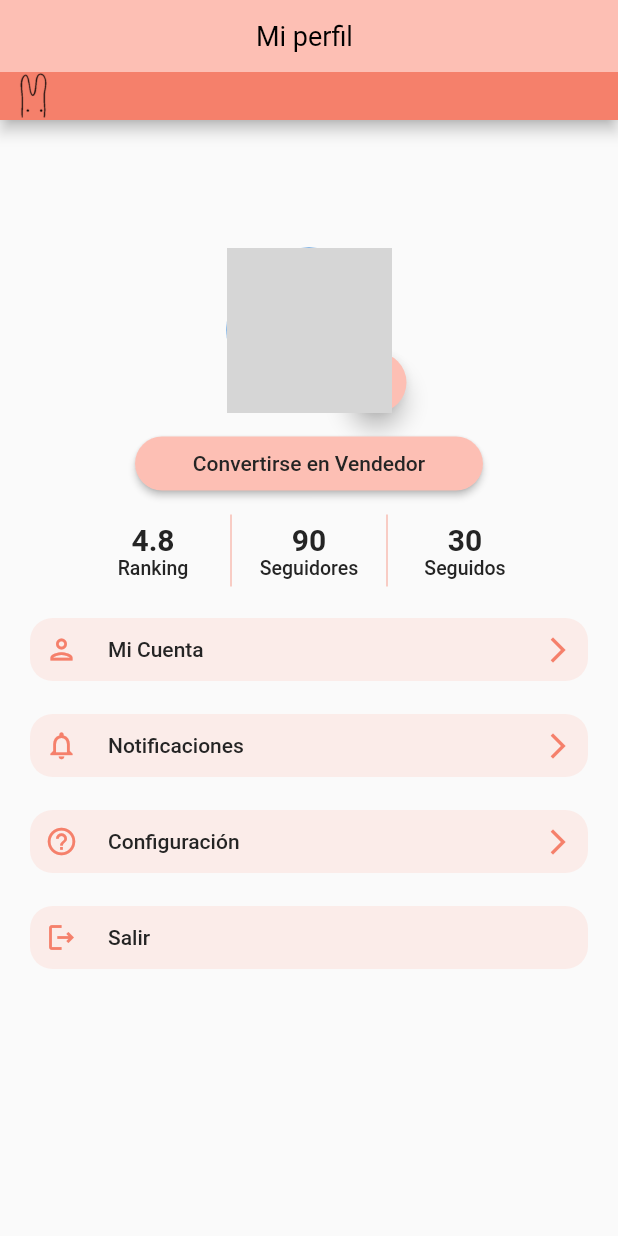
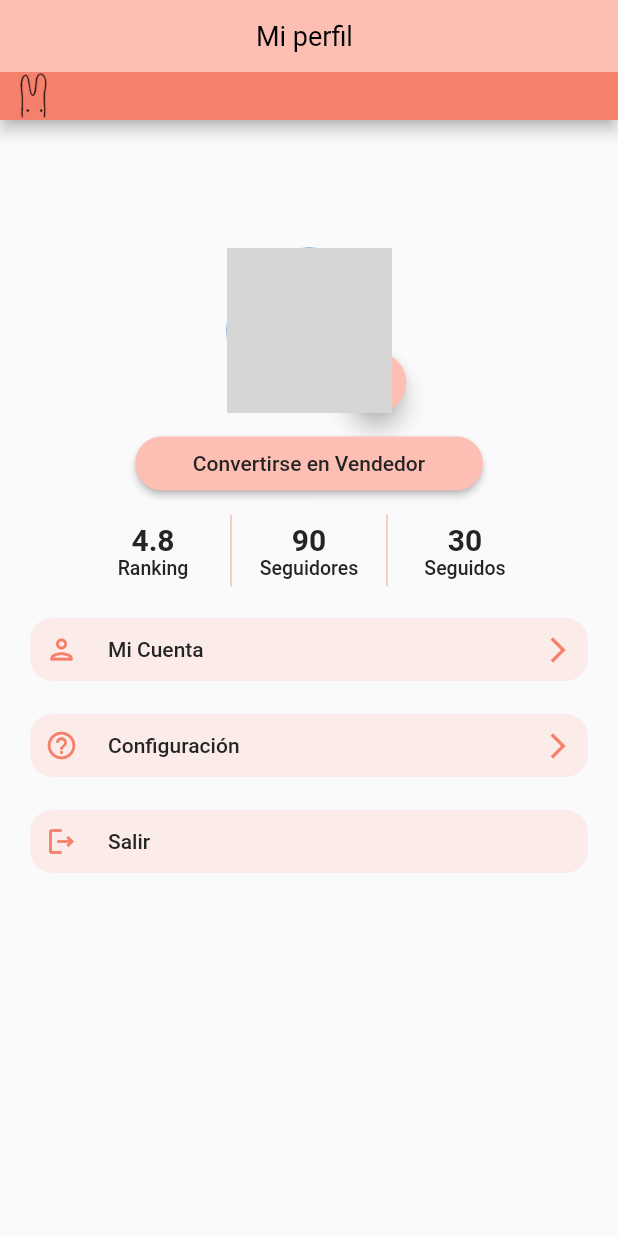
Before and after one commit to rodrigo-zamora/Libgloss, a Flutter app: the UserOptions screen opened by its route, on a phone screen of 412 x 824 dp. Run offline on Flutter 3.47's test engine with Material 2 defaults, Android fonts, the phone set to English and light mode, and no system bars; drawn by our look-alikes of cached_network_image; our stand-ins replace animated_text_kit, bloc, cloud_firestore, equatable, firebase_auth, firebase_core and 16 more; missing offline and left inert: jie_preview_image, mobile_scanner; accounts and stored records are empty; network calls fail; project files that could hold a hidden picture were left out; grey boxes are pictures that could not be loaded.

Commit message:
Updated button

```diff
--- a/libgloss/lib/screens/user/user_options.dart
+++ b/libgloss/lib/screens/user/user_options.dart
@@ -117,8 +117,7 @@ class _UserOptionsState extends State<UserOptions> {
               _followers(true),
               SizedBox(height: 10),
               _lowButton(Icons.person_outlined, "Mi Cuenta", () {}, Icons.arrow_forward_ios),
-              _lowButton(Icons.notifications_outlined,
-                  "Notificaciones", () {}, Icons.arrow_forward_ios),
+              _bookHistory(data['isSeller']),
               _lowButton(Icons.help_outline, "Configuración", () {}, Icons.arrow_forward_ios),
               _lowButton(Icons.logout_outlined, "Salir", () {
                 BlocProvider.of<AuthBloc>(context).add(
@@ -132,6 +131,15 @@ class _UserOptionsState extends State<UserOptions> {
         ),
       ),
     );
+  }
+
+  Widget _bookHistory(bool isSeller){
+    if (isSeller){
+      return _lowButton(Icons.book_outlined, "Historial de ventas", () {}, Icons.arrow_forward_ios);
+    }
+    else {
+      return Container();
+    }
   }
 
   SizedBox _profilePicture(Map<String, dynamic>? data) {
```
